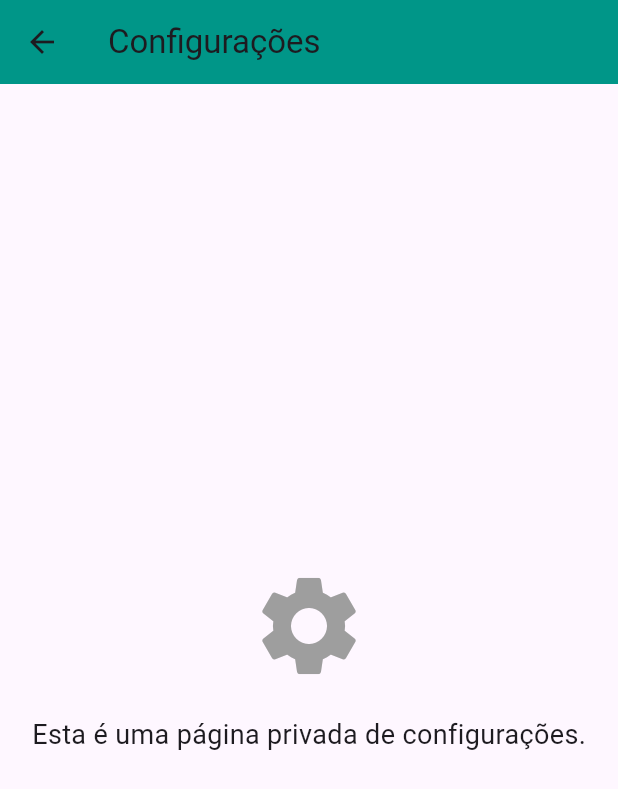
After one commit to lazzarusxd/mobile-software-development, a Flutter app: the screen it shows after launch, after a tap on "Entrar (Simulado)", after a tap on "Ir para Configurações", on a phone screen of 412 x 824 dp. The commit adds this screen. Shown: the top 789 px of the screen. Run offline on Flutter 3.47's test engine with Material 3 defaults, Android fonts, the phone set to English and light mode, and no system bars.

Commit message:
feat: atividade 16/08 - adiciona fluxo de autenticação mockado e rotas privadas.

```diff
--- /dev/null
+++ b/lib/auth_service.dart
@@ -0,0 +1,18 @@
+import 'package:flutter/material.dart';
+
+class AuthService extends ChangeNotifier {
+  bool _isAuthenticated = false;
+
+  bool get isAuthenticated => _isAuthenticated;
+
+  void login() {
+    _isAuthenticated = true;
+    notifyListeners();
+  }
+
+  // Simula o logout
+  void logout() {
+    _isAuthenticated = false;
+    notifyListeners();
+  }
+}
--- /dev/null
+++ b/lib/home_page.dart
@@ -0,0 +1,56 @@
+import 'package:flutter/material.dart';
+import 'package:provider/provider.dart';
+import 'auth_service.dart';
+
+class HomePage extends StatelessWidget {
+  const HomePage({super.key});
+
+  @override
+  Widget build(BuildContext context) {
+    final authService = Provider.of<AuthService>(context, listen: false);
+
+    return Scaffold(
+      appBar: AppBar(
+        title: const Text('Home Page'),
+        actions: [
+          IconButton(
+            icon: const Icon(Icons.logout),
+            tooltip: 'Sair',
+            onPressed: () {
+              authService.logout();
+              Navigator.pushNamedAndRemoveUntil(context, '/login', (route) => false);
+            },
+          )
+        ],
+      ),
+      body: Center(
+        child: Column(
+          mainAxisAlignment: MainAxisAlignment.center,
+          children: [
+            const Text(
+              'Bem-vindo à área privada!',
+              style: TextStyle(fontSize: 20),
+            ),
+            const SizedBox(height: 30),
+            ElevatedButton(
+              onPressed: () {
+                Navigator.pushNamed(context, '/settings');
+              },
+              child: const Text('Ir para Configurações'),
+            ),
+            const SizedBox(height: 16),
+            ElevatedButton(
+              style: ElevatedButton.styleFrom(
+                backgroundColor: Colors.teal,
+              ),
+              onPressed: () {
+                Navigator.pushNamed(context, '/dashboard');
+              },
+              child: const Text('Acessar Dashboard'),
+            ),
+          ],
+        ),
+      ),
+    );
+  }
+}
--- /dev/null
+++ b/lib/login_page.dart
@@ -0,0 +1,54 @@
+import 'package:flutter/material.dart';
+import 'package:provider/provider.dart';
+import 'auth_service.dart';
+
+class LoginPage extends StatelessWidget {
+  const LoginPage({super.key});
+
+  @override
+  Widget build(BuildContext context) {
+    final authService = Provider.of<AuthService>(context, listen: false);
+
+    return Scaffold(
+      appBar: AppBar(
+        title: const Text('Login'),
+        backgroundColor: Colors.blueGrey,
+      ),
+      body: Center(
+        child: Padding(
+          padding: const EdgeInsets.all(24.0),
+          child: Column(
+            mainAxisAlignment: MainAxisAlignment.center,
+            children: [
+              const Text(
+                'Bem-vindo!',
+                style: TextStyle(fontSize: 24, fontWeight: FontWeight.bold),
+              ),
+              const SizedBox(height: 32),
+              ElevatedButton(
+                style: ElevatedButton.styleFrom(
+                  minimumSize: const Size(double.infinity, 50),
+                ),
+                onPressed: () {
+                  authService.login();
+                  Navigator.pushReplacementNamed(context, '/home');
+                },
+                child: const Text('Entrar (Simulado)'),
+              ),
+              const SizedBox(height: 16),
+              OutlinedButton(
+                style: OutlinedButton.styleFrom(
+                  minimumSize: const Size(double.infinity, 50),
+                ),
+                onPressed: () {
+                  Navigator.pushNamed(context, '/cadastro');
+                },
+                child: const Text('Não tenho conta'),
+              ),
+            ],
+          ),
+        ),
+      ),
+    );
+  }
+}
--- a/lib/main.dart
+++ b/lib/main.dart
@@ -1,12 +1,69 @@
 import 'package:flutter/material.dart';
+import 'package:mobile_software_development/auth_service.dart';
+import 'package:mobile_software_development/dashboard_page.dart';
 import 'package:mobile_software_development/formulario_cadastro.dart';
-
+import 'package:mobile_software_development/home_page.dart';
+import 'package:mobile_software_development/login_page.dart';
+import 'package:mobile_software_development/profile_page.dart';
+import 'package:mobile_software_development/settings_page.dart';
+import 'package:provider/provider.dart';
 
 void main() {
   runApp(
-      MaterialApp(
-          home: FormularioCadastro(),
-          theme: ThemeData(useMaterial3: true)
-      )
+    ChangeNotifierProvider(
+      create: (context) => AuthService(),
+      child: const MyApp(),
+    ),
   );
 }
+
+class MyApp extends StatelessWidget {
+  const MyApp({super.key});
+
+  @override
+  Widget build(BuildContext context) {
+    return MaterialApp(
+      title: 'Flutter Roteamento',
+      theme: ThemeData(
+        colorScheme: ColorScheme.fromSeed(seedColor: Colors.deepPurple),
+        useMaterial3: true,
+      ),
+      initialRoute: '/login',
+      onGenerateRoute: (settings) {
+        final authService = Provider.of<AuthService>(context, listen: false);
+        final routeName = settings.name;
+
+        final privateRoutes = ['/home', '/settings', '/profile', '/dashboard'];
+
+        final isPrivateRoute = privateRoutes.contains(routeName);
+        final isAuthenticated = authService.isAuthenticated;
+
+        if (isPrivateRoute && !isAuthenticated) {
+          return MaterialPageRoute(builder: (_) => const LoginPage());
+        }
+
+        switch (routeName) {
+          case '/login':
+            return MaterialPageRoute(builder: (_) => const LoginPage());
+          case '/cadastro':
+            return MaterialPageRoute(builder: (_) => const FormularioCadastro());
+
+          case '/home':
+            return MaterialPageRoute(builder: (_) => const HomePage());
+          case '/settings':
+            return MaterialPageRoute(builder: (_) => const SettingsPage());
+          case '/dashboard':
+            return MaterialPageRoute(builder: (_) => const DashboardPage());
+          case '/profile':
+            final args = settings.arguments as Map<String, String>?;
+            if (args != null) {
+              return MaterialPageRoute(builder: (_) => ProfilePage(userData: args));
+            }
+            return MaterialPageRoute(builder: (_) => const HomePage());
+          default:
+            return MaterialPageRoute(builder: (_) => const LoginPage());
+        }
+      },
+    );
+  }
+}
--- /dev/null
+++ b/lib/settings_page.dart
@@ -0,0 +1,28 @@
+import 'package:flutter/material.dart';
+
+class SettingsPage extends StatelessWidget {
+  const SettingsPage({super.key});
+
+  @override
+  Widget build(BuildContext context) {
+    return Scaffold(
+      appBar: AppBar(
+        title: const Text('Configurações'),
+        backgroundColor: Colors.teal,
+      ),
+      body: const Center(
+        child: Column(
+          mainAxisAlignment: MainAxisAlignment.center,
+          children: [
+            Icon(Icons.settings, size: 80, color: Colors.grey),
+            SizedBox(height: 20),
+            Text(
+              'Esta é uma página privada de configurações.',
+              style: TextStyle(fontSize: 18),
+            ),
+          ],
+        ),
+      ),
+    );
+  }
+}
--- a/pubspec.yaml
+++ b/pubspec.yaml
@@ -30,6 +30,7 @@ environment:
 dependencies:
   flutter:
     sdk: flutter
+  provider: ^6.1.2
 
   # The following adds the Cupertino Icons font to your application.
   # Use with the CupertinoIcons class for iOS style icons.
```
Also changed, not shown: lib/dashboard_page.dart (added, +28 -0 lines), lib/formulario_cadastro.dart (+19 -44 lines), lib/profile_page.dart (added, +60 -0 lines), pubspec.lock.
